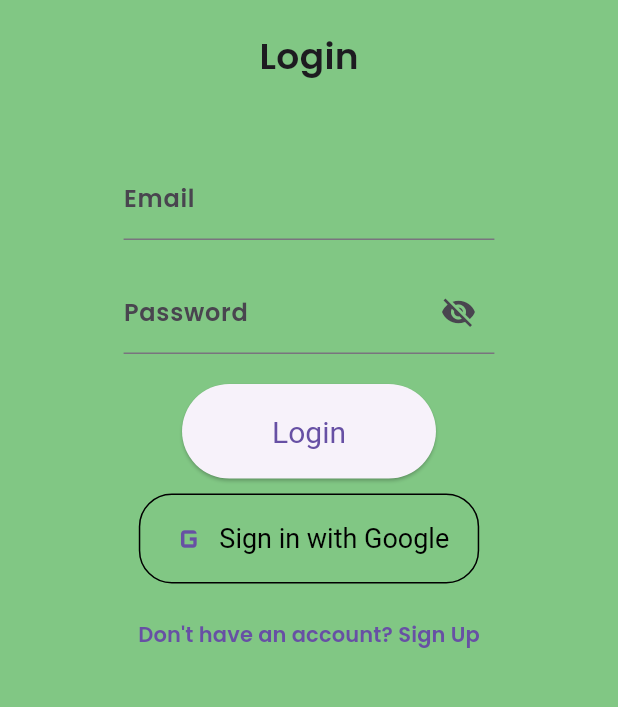
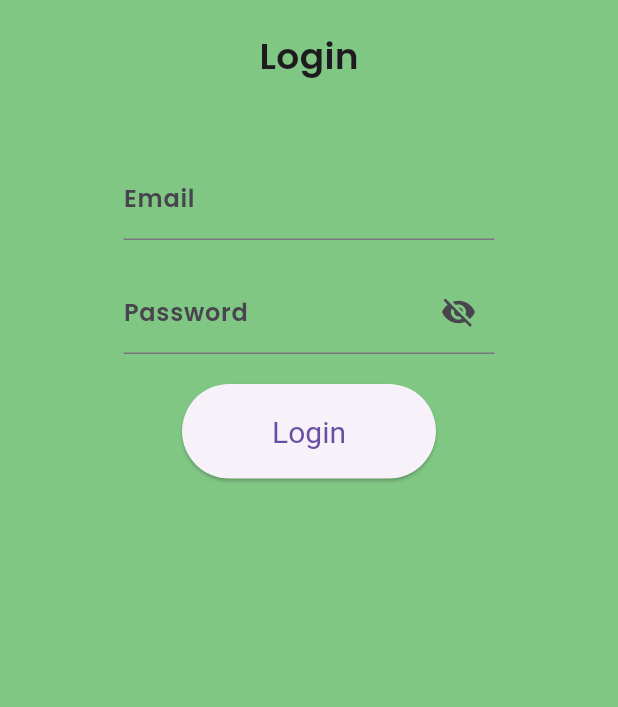
Before and after one commit to tahirdotdev-tdd/veggie_vibes, a Flutter app: the screen it shows after launch, after a tap on "Already have an account? Login", on a phone screen of 412 x 824 dp, the part 324-1031 px from its top. Run offline on Flutter 3.47's test engine with Material 3 defaults, Android fonts, the phone set to English and light mode, and no system bars; our stand-ins replace firebase_core, google_nav_bar; accounts and stored records are empty.

Commit message:
tried to implement sign up and login functionality

```diff
--- a/lib/main.dart
+++ b/lib/main.dart
@@ -5,7 +5,6 @@ import 'package:veggie_vibes/models/vegetables_shop.dart';
 import 'package:veggie_vibes/pages/home_page.dart';
 import 'package:veggie_vibes/pages/sign_up_page.dart';
 import 'package:veggie_vibes/pages/splash_screen.dart';
-import 'package:firebase_core/firebase_core.dart';
 
 
 void main() async {
@@ -61,7 +60,7 @@ class _SplashScreenHandlerState extends State<SplashScreenHandler>
     // Create a fade-out animation
     _animation = CurvedAnimation(
       parent: _controller,
-      curve: Curves.easeInOut,
+      curve: Curves.bounceIn,
     );
 
     // Start the animation
--- a/lib/pages/login_page.dart
+++ b/lib/pages/login_page.dart
@@ -1,8 +1,5 @@
 import 'package:flutter/material.dart';
-import 'package:firebase_auth/firebase_auth.dart';
-import 'package:google_sign_in/google_sign_in.dart';
 import 'package:veggie_vibes/pages/const.dart';
-import 'package:veggie_vibes/pages/sign_up_page.dart';
 
 class LoginPage extends StatefulWidget {
   const LoginPage({super.key});
@@ -18,7 +15,6 @@ class _LoginPageState extends State<LoginPage> {
 
   @override
   void dispose() {
-    // TODO: implement dispose
     super.dispose();
     _emailController.dispose();
     _passwordController.dispose();
@@ -46,28 +42,22 @@ class _LoginPageState extends State<LoginPage> {
               const SizedBox(height: 50),
               Center(
                 child: Column(
-                  mainAxisAlignment: MainAxisAlignment
-                      .center, // Center-aligns the content vertically
-                  crossAxisAlignment: CrossAxisAlignment
-                      .center, // Center-aligns the content horizontally
+                  mainAxisAlignment: MainAxisAlignment.center,
+                  crossAxisAlignment: CrossAxisAlignment.center,
                   children: [
                     SizedBox(
-                      width: MediaQuery.of(context).size.width *
-                          0.6, // 60% of the screen width
+                      width: MediaQuery.of(context).size.width * 0.6,
                       child: TextField(
                         controller: _emailController,
                         decoration: const InputDecoration(labelText: 'Email'),
                       ),
                     ),
-                    const SizedBox(
-                        height: 20), // Add spacing between the TextFields
+                    const SizedBox(height: 20),
                     SizedBox(
-                      width: MediaQuery.of(context).size.width *
-                          0.6, // 60% of the screen width
+                      width: MediaQuery.of(context).size.width * 0.6,
                       child: TextField(
                         controller: _passwordController,
-                        obscureText:
-                            !_isPasswordVisible, // Controls text visibility
+                        obscureText: !_isPasswordVisible,
                         decoration: InputDecoration(
                           labelText: 'Password',
                           suffixIcon: IconButton(
@@ -90,52 +80,16 @@ class _LoginPageState extends State<LoginPage> {
               ),
               const SizedBox(height: 20),
               ElevatedButton(
-                onPressed: _loginUser,
+                onPressed: () {
+                  // Handle login button press
+                },
                 style: ElevatedButton.styleFrom(
-                  padding: const EdgeInsets.symmetric(
-                      horizontal: 60, vertical: 20), // Increases button size
-                  textStyle:
-                      const TextStyle(fontSize: 20), // Makes the text larger
-                  minimumSize:
-                      const Size(150, 50), // Sets a minimum size for the button
+                  padding:
+                      const EdgeInsets.symmetric(horizontal: 60, vertical: 20),
+                  textStyle: const TextStyle(fontSize: 20),
+                  minimumSize: const Size(150, 50),
                 ),
                 child: const Text('Login'),
-              ),
-              const SizedBox(height: 10),
-              OutlinedButton.icon(
-                onPressed: _signInWithGoogle,
-                icon: const Icon(Icons.g_mobiledata,
-                    size: 28), // Adjust icon size
-                label: const Text(
-                  'Sign in with Google',
-                  style: TextStyle(
-                      fontSize: 18, color: Colors.black), // Adjust text size
-                ),
-                style: OutlinedButton.styleFrom(
-                  padding: const EdgeInsets.symmetric(
-                      horizontal: 20, vertical: 15), // Increase button size
-                  textStyle: const TextStyle(
-                      fontSize: 22,
-                      color: Colors.white), // Set a larger text style
-                  side: const BorderSide(
-                      color: Colors.black), // Customize the border
-                  minimumSize:
-                      const Size(220, 60), // Set a minimum size for the button
-                  shape: RoundedRectangleBorder(
-                      borderRadius:
-                          BorderRadius.circular(22) // Add rounded corners
-                      ),
-                ),
-              ),
-              const SizedBox(height: 10),
-              TextButton(
-                onPressed: () {
-                  Navigator.push(
-                    context,
-                    MaterialPageRoute(builder: (context) => const SignupPage()),
-                  );
-                },
-                child: const Text("Don't have an account? Sign Up"),
               ),
             ],
           ),
@@ -143,37 +97,4 @@ class _LoginPageState extends State<LoginPage> {
       ),
     );
   }
-
-  void _loginUser() async {
-    try {
-      final auth = FirebaseAuth.instance;
-      await auth.signInWithEmailAndPassword(
-        email: _emailController.text.trim(),
-        password: _passwordController.text.trim(),
-      );
-      print('Login successful');
-    } catch (e) {
-      print('Login failed: $e');
-    }
-  }
-
-  void _signInWithGoogle() async {
-    try {
-      final googleSignIn = GoogleSignIn();
-      final googleUser = await googleSignIn.signIn();
-      if (googleUser == null) return;
-
-      final googleAuth = await googleUser.authentication;
-      final credential = GoogleAuthProvider.credential(
-        accessToken: googleAuth.accessToken,
-        idToken: googleAuth.idToken,
-      );
-
-      final auth = FirebaseAuth.instance;
-      await auth.signInWithCredential(credential);
-      print('Google Sign-in successful');
-    } catch (e) {
-      print('Google Sign-in failed: $e');
-    }
-  }
 }
--- a/lib/pages/sign_up_page.dart
+++ b/lib/pages/sign_up_page.dart
@@ -1,6 +1,4 @@
 import 'package:flutter/material.dart';
-import 'package:firebase_auth/firebase_auth.dart';
-import 'package:google_sign_in/google_sign_in.dart';
 import 'package:veggie_vibes/pages/const.dart';
 import 'package:veggie_vibes/pages/login_page.dart';
 
@@ -20,7 +18,7 @@ class _SignupPageState extends State<SignupPage> {
   @override
   Widget build(BuildContext context) {
     return Scaffold(
-     backgroundColor: backgroundColor,
+      backgroundColor: backgroundColor,
       body: SingleChildScrollView(
         child: Padding(
           padding: const EdgeInsets.all(16.0),
@@ -93,32 +91,6 @@ class _SignupPageState extends State<SignupPage> {
               ),
 
               const SizedBox(height: 20),
-              OutlinedButton.icon(
-                onPressed: _signInWithGoogle,
-                icon: const Icon(Icons.g_mobiledata,
-                    size: 28), // Adjust icon size
-                label: const Text(
-                  'Sign in with Google',
-                  style: TextStyle(
-                      fontSize: 18, color: Colors.black), // Adjust text size
-                ),
-                style: OutlinedButton.styleFrom(
-                  padding: const EdgeInsets.symmetric(
-                      horizontal: 20, vertical: 15), // Increase button size
-                  textStyle: const TextStyle(
-                      fontSize: 22,
-                      color: Colors.white), // Set a larger text style
-                  side: const BorderSide(
-                      color: Colors.black), // Customize the border
-                  minimumSize:
-                  const Size(220, 60), // Set a minimum size for the button
-                  shape: RoundedRectangleBorder(
-                      borderRadius:
-                      BorderRadius.circular(22) // Add rounded corners
-                  ),
-                ),
-              ),
-              const SizedBox(height: 20,),
               ElevatedButton(
                 onPressed: _signupUser,
                 style: ElevatedButton.styleFrom(
@@ -149,35 +121,9 @@ class _SignupPageState extends State<SignupPage> {
     );
   }
 
+  // This method is kept, but it doesn't perform any actual sign-up actions now.
   void _signupUser() async {
-    try {
-      final auth = FirebaseAuth.instance;
-      await auth.createUserWithEmailAndPassword(
-        email: _emailController.text.trim(),
-        password: _passwordController.text.trim(),
-      );
-      print('Signup successful');
-    } catch (e) {
-      print('Signup failed: $e');
-    }
+    // Add your custom signup logic here.
+    print('Signup logic goes here');
   }
 }
-void _signInWithGoogle() async {
-  try {
-    final googleSignIn = GoogleSignIn();
-    final googleUser = await googleSignIn.signIn();
-    if (googleUser == null) return;
-
-    final googleAuth = await googleUser.authentication;
-    final credential = GoogleAuthProvider.credential(
-      accessToken: googleAuth.accessToken,
-      idToken: googleAuth.idToken,
-    );
-
-    final auth = FirebaseAuth.instance;
-    await auth.signInWithCredential(credential);
-    print('Google Sign-in successful');
-  } catch (e) {
-    print('Google Sign-in failed: $e');
-  }
-}
--- a/pubspec.yaml
+++ b/pubspec.yaml
@@ -39,7 +39,7 @@ dependencies:
   provider: ^6.1.2
   firebase_core: ^3.9.0
   firebase_auth: ^5.3.4
-  google_sign_in: ^6.2.2
+
 
 
 dev_dependencies:
```
Also changed, not shown: pubspec.lock, 2 other files.
